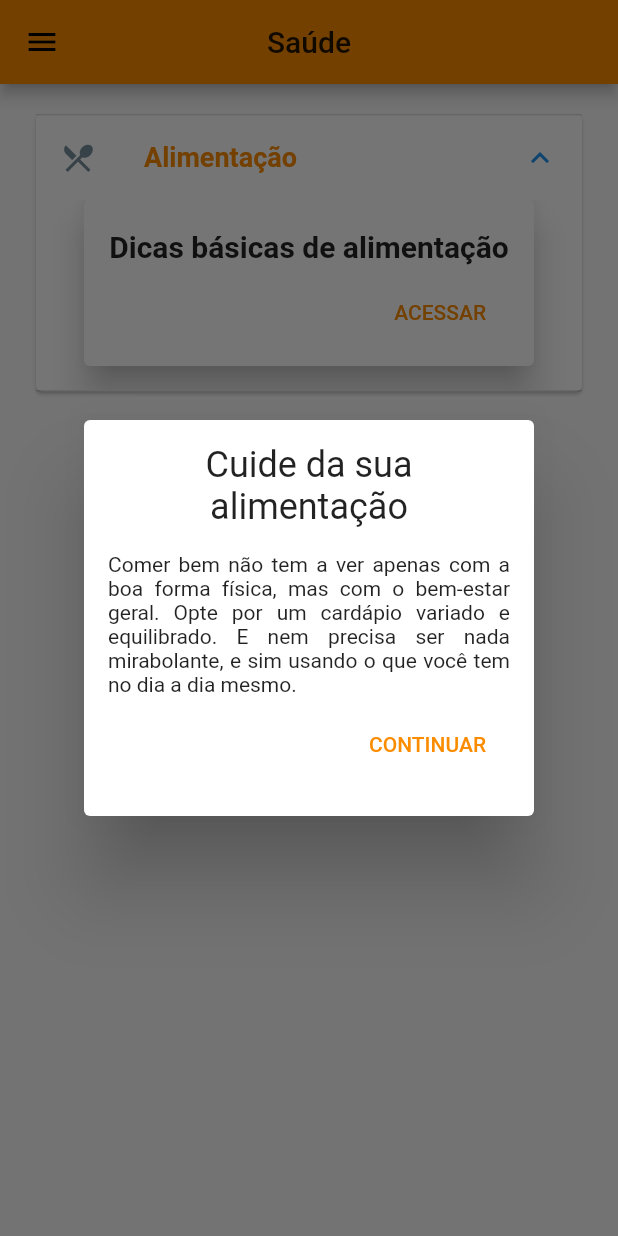
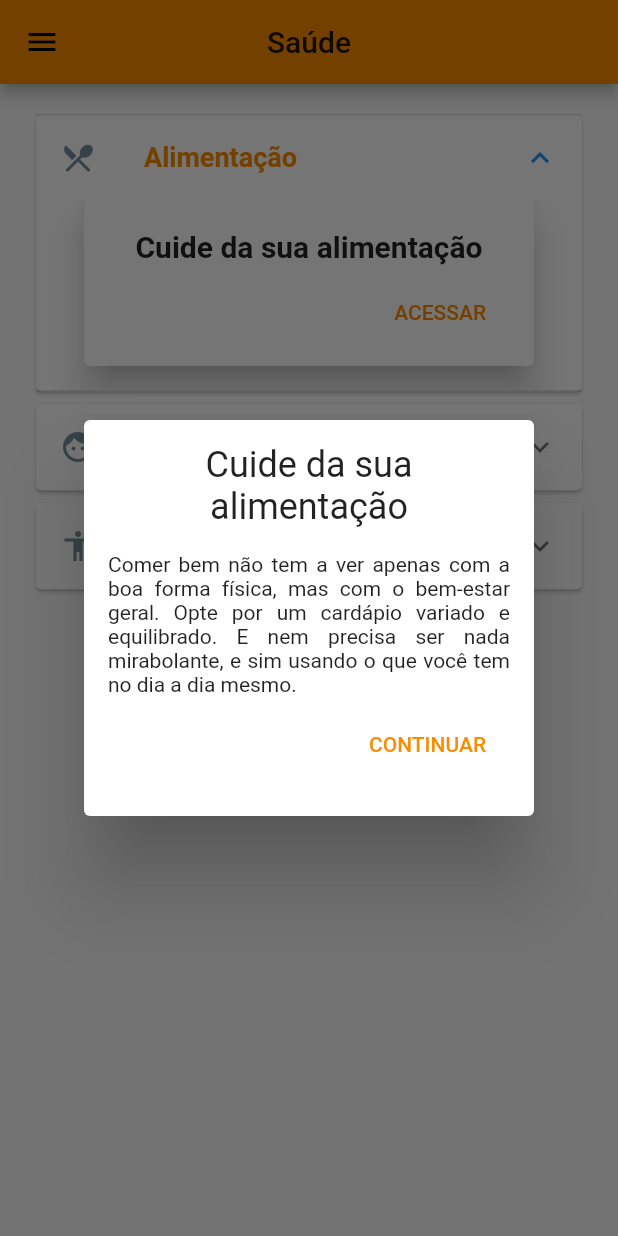
Before and after one commit to 1cadumagalhaes/ccr_hackathon, a Flutter app: the HomeLogada screen opened directly with empty values, after a tap on "Saiba mais", after a tap on "Alimentação", after a tap on "ACESSAR", on a phone screen of 412 x 824 dp. Run offline on Flutter 3.47's test engine with Material 2 defaults, Android fonts, the light colour scheme and no system bars; our stand-ins replace cloud_firestore, firebase_auth, geolocator, share; missing offline and left inert: location_permissions; accounts and stored records are empty.

Commit message:
Parte de saúde funcionando de forma dinâmica

```diff
--- a/caminhoes_app/lib/tabs/health_tab.dart
+++ b/caminhoes_app/lib/tabs/health_tab.dart
@@ -6,29 +6,41 @@ class HealthTab extends StatelessWidget {
   Widget build(BuildContext context) {
     return ListView(children: [
       Container(
-          padding: EdgeInsets.symmetric(horizontal: 16, vertical: 16),
-          child: Column(
-            crossAxisAlignment: CrossAxisAlignment.start,
-            children: [
-              HealthCategory(name: 'Alimentação', icon: Icons.local_dining)
-            ],
-          ))
-    ]);
+       padding: EdgeInsets.symmetric(horizontal: 16, vertical: 16),
+        child: Column(
+          crossAxisAlignment: CrossAxisAlignment.start,
+          children: jsondata.map((category) => CategoryCard(category)).toList()
+        ),
+      )
+    ],);
   }
 }
 
-class HealthCategory extends StatelessWidget {
-  final name;
-  final icon;
 
-  const HealthCategory({
-    Key key,
-    this.name,
-    this.icon,
-  }) : super(key: key);
+
+
+class CategoryCard extends StatelessWidget {
+
+  final category;
+  CategoryCard(this.category);
+
 
   @override
   Widget build(BuildContext context) {
+    var name = category['titulo'];
+    var artigos = category['dados'];
+    var icon;
+    if(name=="Alimentação"){
+      icon = Icons.local_dining;
+    }else if(name=="Saúde emocional"){
+      icon = Icons.face;
+    }else if(name=="Atividade física"){
+      icon = Icons.accessibility;
+    }else{
+      icon = Icons.add;
+    }
+    List<Widget> tiles = [];
+    artigos.forEach((artigo) {tiles.add(HealthTile(artigo));});
     return Card(
       margin: EdgeInsets.symmetric(horizontal: 8, vertical: 4),
       child: ExpansionTile(
@@ -41,11 +53,83 @@ class HealthCategory extends StatelessWidget {
           icon,
           color: Theme.of(context).accentColor,
         ),
-        children: [
-          HealthTile(
-              titulo: 'Dicas básicas de alimentação', content: 'Conteudo')
-        ],
+        children: tiles
       ),
     );
   }
 }
+var jsondata = [
+    {
+        "titulo": "Alimentação",
+        "dados": [
+            [
+                {
+                    "titulo": "Cuide da sua alimentação",
+                    "tipo": "texto",
+                    "conteudo": "Comer bem não tem a ver apenas com a boa forma física, mas com o bem-estar geral. Opte por um cardápio variado e equilibrado. E nem precisa ser nada mirabolante, e sim usando o que você  tem no dia a dia mesmo."
+                },
+                {
+                    "titulo": "Cuide da sua alimentação",
+                    "tipo": "texto",
+                    "conteudo": "Seguem algumas dicas:\n - Alimente-se devagar\n -  Mastigue bem \n - Beba água suficiente para seu corpo \n - Consuma  frutas e verduras \n - Reduza o consumo de açúcar\n - Aposte em saladas também \n - Reduza o consumo de álcool e outras drogas."
+                }
+            ]
+        ]
+    },
+    {
+        "titulo": "Saúde emocional",
+        "dados": [
+            [
+                {
+                    "titulo": "Dicas de saúde emocional",
+                    "tipo": "texto",
+                    "conteudo": "Quando você estiver em um daqueles dias longo do trabalho ou em um problema familiar difícil, lembre-se de parar para respirar por alguns instantes. Se quiser dar uma volta para clarear os pensamentos, tudo bem. Depois você volta para resolver."
+                },
+                {
+                    "titulo": "Respiração",
+                    "tipo": "texto",
+                    "conteudo": "Sabia que respirar corretamente pode   te ajudar emocionalmente?\n - Controla a ansiedade\n - Alivia o stress\n - Melhora a insônia\n - Reduz a pressão arterial\n - Diminui as dores lombares\n - E dá sensação de bem estar"
+                },
+                {
+                    "titulo": "Exercícios de respiração",
+                    "tipo": "texto",
+                    "conteudo": "Para fazer um exercício de respiração você  precisa inspirar e expirar, como se você  primeiramente cheirasse um perfume e depois, como se soprasse uma vela. Você pode fazer isso sempre que quiser,  sentado no seu carro, deitado na sua cama, ou de pé em algum lugar."
+                },
+                {
+                    "titulo": "Respiração",
+                    "tipo": "texto",
+                    "conteudo": "Estudos científicos comprovam que exercícios de respiração são tão eficientes quanto alguns remédios.\n\n Separe alguns minutos por dia e tente!"
+                }
+            ],
+            [
+                {
+                    "titulo": "A importância do sono",
+                    "tipo": "texto",
+                    "conteudo": "Sempre que possível priorize o sono.\n \nNoites mal dormidas colaboram para agravar os transtornos emocionais e físicos."
+                }
+            ]
+        ]
+    },
+    {
+        "titulo": "Atividade física",
+        "dados": [
+            [
+                {
+                    "titulo": "Estilo de vida",
+                    "tipo": "texto",
+                    "conteudo": "Pessoas que ficam muito tempo sentadas durante o trabalho acabam adquirindo alguns males para a saúde,  é importante buscar melhorias e mudanças no estilo de vida.\nSegundo estudos, falta de mobilidade reduz a expectativa de vida em cerca de dois anos e aumenta a possibilidade de doenças cardíacas, diabetes e câncer."
+                },
+                {
+                    "titulo": "Exercícios físicos",
+                    "tipo": "texto",
+                    "conteudo":"Por isso você  precisa de exercícios físicos:\n\n - Levante e estique as pernas.\n - Não perca a oportunidade de dar uma caminhada, nem que seja de alguns passos.\n - Saia do carro e se alongue."
+                },
+                {
+                    "titulo": "Exercícios físicos",
+                    "tipo": "texto",
+                    "conteudo":"Encontre formas de melhorar sua rotina é acrescentar exercícios físicos.\n\n Pratique atividade física.\n\n Colocar o corpo em movimento de forma regular contribui não  só para o bem estar físico, mas também,  para a saúde emocional."
+                }
+            ]
+        ]
+    }
+];
--- a/caminhoes_app/lib/tiles/health_tile.dart
+++ b/caminhoes_app/lib/tiles/health_tile.dart
@@ -1,19 +1,15 @@
-
-
 import 'package:flutter/material.dart';
 
 class HealthTile extends StatelessWidget {
-  const HealthTile({
-    Key key,
-    @required this.content,
-    this.titulo,
-  }) : super(key: key);
 
-  final titulo;
-  final content;
+  HealthTile(this.artigo);
+
+  final artigo;
+
 
   @override
   Widget build(BuildContext context) {
+
     return Card(
       margin: EdgeInsetsDirectional.only(bottom: 16),
       elevation: 10,
@@ -21,7 +17,7 @@ class HealthTile extends StatelessWidget {
           width: 300,
           padding: EdgeInsets.fromLTRB(16, 20, 16, 4),
           child: Column(mainAxisSize: MainAxisSize.min, children: [
-            Text(titulo,
+            Text(artigo[0]['titulo'],
                 style: TextStyle(fontWeight: FontWeight.w600, fontSize: 20)),
             ButtonBar(
               children: [
@@ -29,7 +25,7 @@ class HealthTile extends StatelessWidget {
                   textColor: Theme.of(context).primaryColor,
                   child: Text("ACESSAR"),
                   onPressed: () {
-                    testDialogs(context);
+                    testDialogs(context,artigo);
                   },
                 )
               ],
@@ -85,20 +81,8 @@ void showCustomDialog({BuildContext context, List dados, int atual}) {
   showDialog(context: context, builder: (context) => textDialog);
 }
 
-void testDialogs(context) {
-  var dados = [
-    {
-      "titulo": "Cuide da sua alimentação",
-      "tipo": "texto",
-      "conteudo":
-          "Comer bem não tem a ver apenas com a boa forma física, mas com o bem-estar geral. Opte por um cardápio variado e equilibrado. E nem precisa ser nada mirabolante, e sim usando o que você  tem no dia a dia mesmo."
-    },
-    {
-      "titulo": "Cuide da sua alimentação",
-      "tipo": "texto",
-      "conteudo":
-          "Seguem algumas dicas:\n - Alimente-se devagar\n -  Mastigue bem \n - Beba água suficiente para seu corpo \n - Consuma  frutas e verduras \n - Reduza o consumo de açúcar\n - Aposte em saladas também \n - Reduza o consumo de álcool e outras drogas."
-    }
-  ];
-  showCustomDialog(context: context, dados: dados, atual: 0);
+void testDialogs(context, dados) {
+
+  var atual = 0;
+    showCustomDialog(context: context, dados: dados, atual: atual);
 }
--- a/caminhoes_app/pubspec.yaml
+++ b/caminhoes_app/pubspec.yaml
@@ -41,6 +41,7 @@ dependencies:
   permission_handler: ^5.0.1
   share: ^0.6.4+3
   firebase_storage: ^3.1.6
+  http: ^0.12.1
 
 dev_dependencies:
   flutter_test:
```
Also changed, not shown: caminhoes_app/pubspec.lock.
